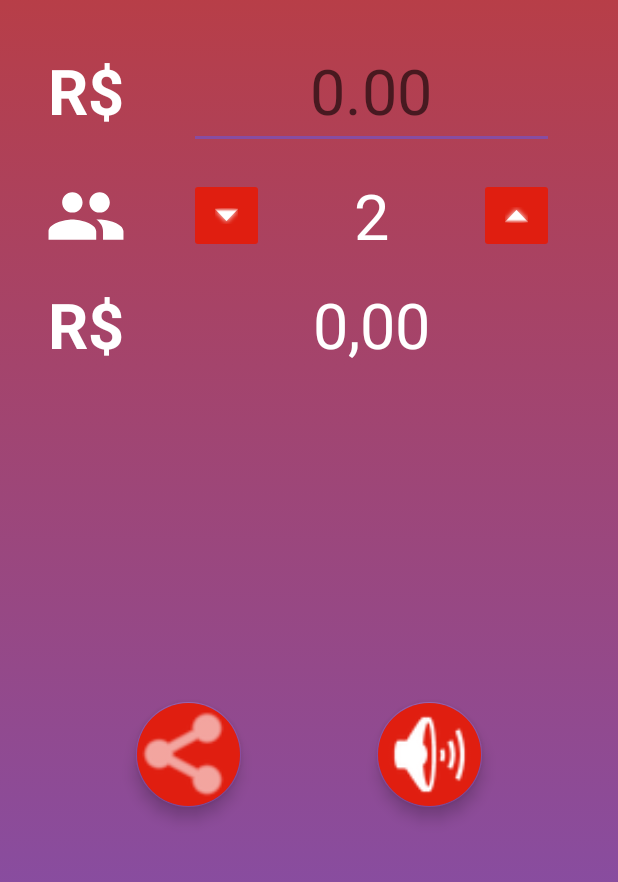
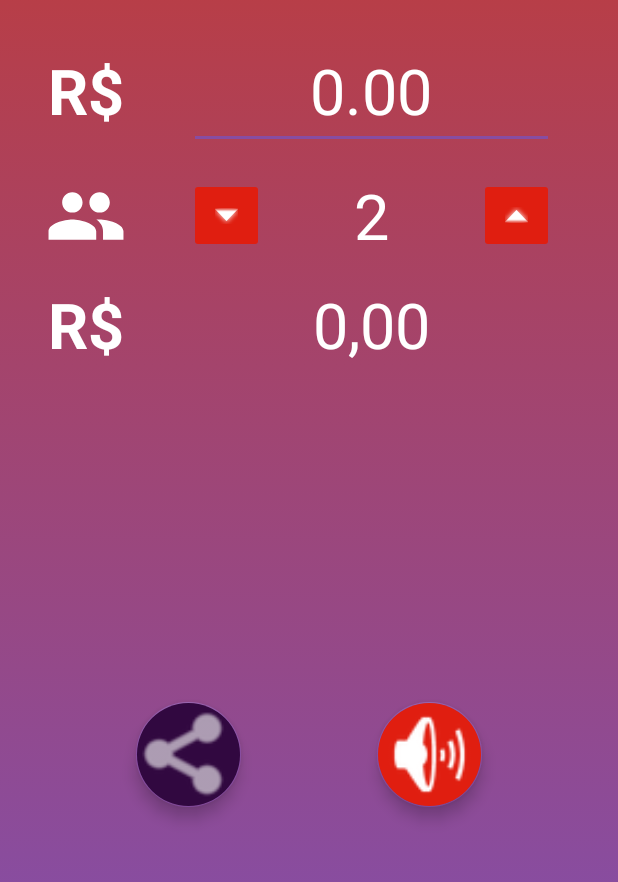
Before and after one commit to ismaelgomesdev/VamosRachar-PDM, an Android app: the screen it shows after launch (MainActivity), on a phone screen of 412 x 824 dp, the part 324-1206 px from its top. Run offline under Robolectric (Android 15) with nearby library versions, the phone set to English and light mode, and no system bars.

Commit message:
melhorando acessibilidade

```diff
--- a/app/src/main/res/layout/activity_main.xml
+++ b/app/src/main/res/layout/activity_main.xml
@@ -26,6 +26,7 @@
         android:layout_marginStart="32dp"
         android:layout_marginTop="32dp"
         android:text="@string/real"
+        android:contentDescription="@string/valor_a_dividir"
         android:textColor="#FFFFFF"
         android:textSize="42sp"
         android:textStyle="bold"
@@ -42,6 +43,7 @@
         android:inputType="number|numberDecimal"
         android:textAlignment="center"
         android:textColor="#FFFFFF"
+        android:textColorHint="#FFFFFF"
         android:textSize="42sp"
         app:layout_constraintBottom_toBottomOf="@+id/textView1"
         app:layout_constraintEnd_toEndOf="parent"
@@ -101,6 +103,7 @@
         android:layout_width="wrap_content"
         android:layout_height="wrap_content"
         android:text="@string/real"
+        android:contentDescription="@string/valor_para_cada"
         android:textAlignment="center"
         android:textColor="#FFFFFF"
         android:textSize="42sp"
@@ -128,8 +131,9 @@
         android:id="@+id/compartilharValorFButton"
         android:layout_width="70dp"
         android:layout_height="70dp"
-        android:backgroundTint="@color/colorPrimary"
+        android:backgroundTint="#310840"
         android:clickable="true"
+        android:contentDescription="@string/compartilhar"
         android:tint="#FFFFFF"
         app:fabCustomSize="70dp"
         app:fabSize="auto"
@@ -139,7 +143,7 @@
         app:layout_constraintStart_toStartOf="parent"
         app:layout_constraintTop_toTopOf="@+id/lerValorFButton"
         app:maxImageSize="70dp"
-        app:rippleColor="#FFFFFF"
+        app:rippleColor="#3A0C0C"
         app:srcCompat="@android:drawable/ic_menu_share" />
 
     <com.google.android.material.floatingactionbutton.FloatingActionButton
@@ -149,6 +153,7 @@
         android:layout_marginBottom="70dp"
         android:backgroundTint="@color/colorPrimary"
         android:clickable="true"
+        android:contentDescription="@string/ler"
         app:fabCustomSize="70dp"
         app:layout_constraintBottom_toBottomOf="parent"
         app:layout_constraintEnd_toEndOf="parent"
--- a/app/src/main/res/values/strings.xml
+++ b/app/src/main/res/values/strings.xml
@@ -1,6 +1,8 @@
 <resources>
     <string name="app_name">VamosRachar</string>
     <string name="real">R$</string>
+    <string name="valor_a_dividir">Valor a dividir:</string>
+    <string name="valor_para_cada">Valor para cada:</string>
     <string name="marcador_valor">0.00</string>
     <string name="marcador_pessoas">2</string>
     <string name="parcela">0,00</string>
@@ -8,4 +10,6 @@
     <string name="info_icone">Logo</string>
     <string name="mais">Mais pessoas</string>
     <string name="menos">Menos pessoas</string>
+    <string name="compartilhar">Compartilhar valor</string>
+    <string name="ler">Ler valor</string>
 </resources>
```
